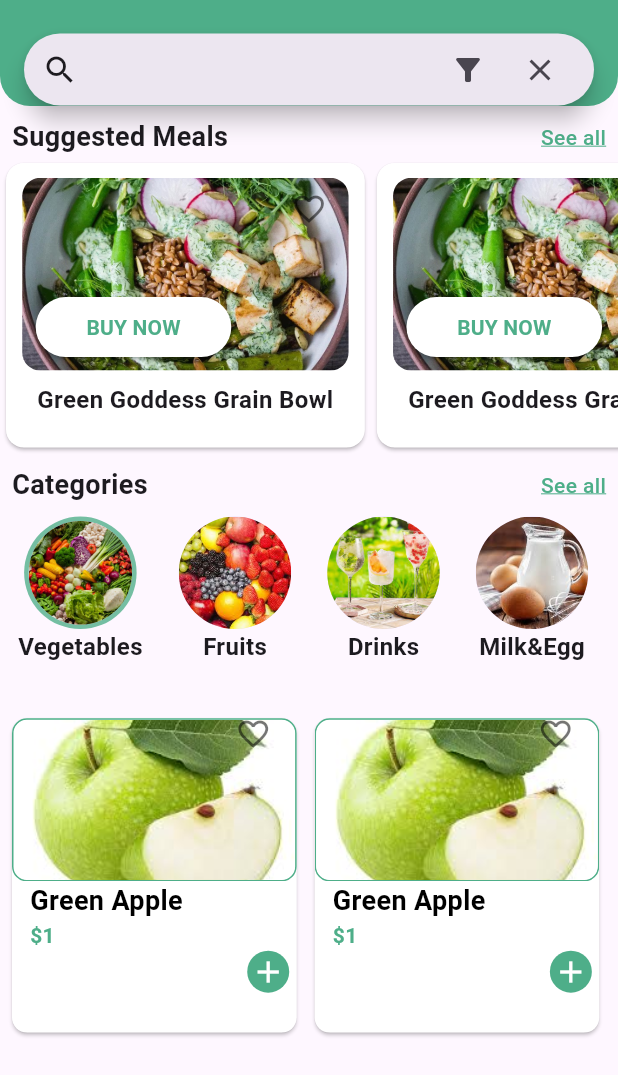
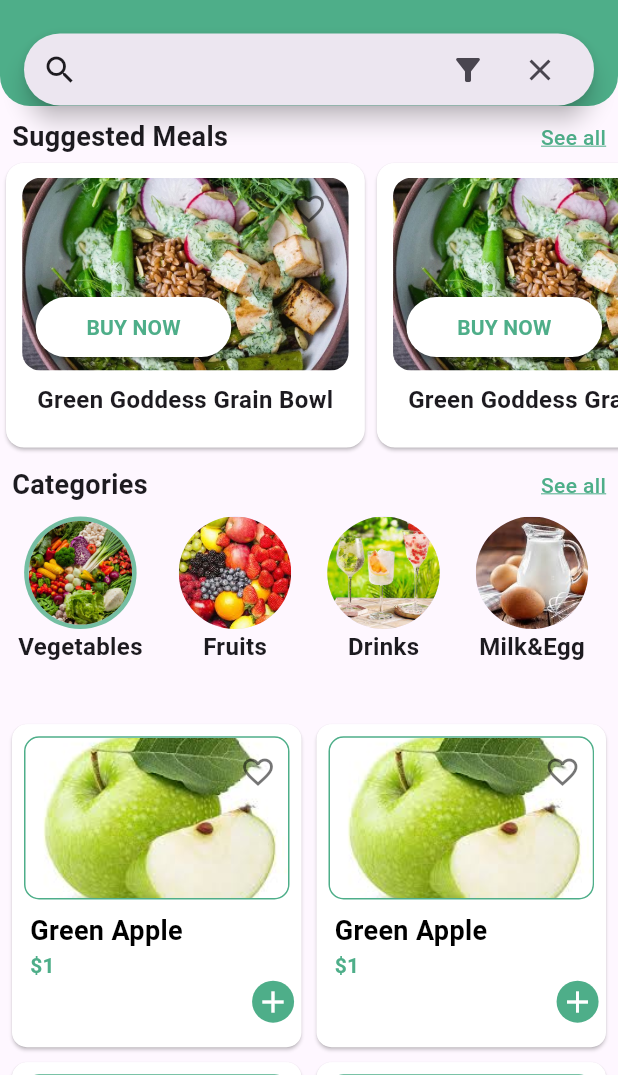
Before and after one commit to KarimaMahmoud626/Meal-Planning-App, a Flutter app: the HomeView screen opened directly, on a phone screen of 412 x 824 dp, the part 161-1236 px from its top. Run offline on Flutter 3.47's test engine with Material 3 defaults, Android fonts, the phone set to English and light mode, and no system bars; our stand-ins replace cloud_firestore, dartz, dots_indicator, firebase_auth, firebase_core, flutter_bloc and 5 more; missing offline and left inert: dart:ffi, flutter_facebook_auth, font_awesome_icon_class; accounts and stored records are empty.

Commit message:
create fetch grocerry items data repo

```diff
--- a/lib/core/widgets/bottom_nav_bar.dart
+++ b/lib/core/widgets/bottom_nav_bar.dart
@@ -63,7 +63,7 @@ class BottomNavContainer extends StatelessWidget {
       ),
       //popAllScreensOnTapOfSelectedTab: true,
       popBehaviorOnSelectedNavBarItemPress: PopBehavior.all,
-      navBarStyle: NavBarStyle.style9,
+      navBarStyle: NavBarStyle.style14,
     );
   }
 }
--- a/lib/core/widgets/rounded_rectangle_image_container.dart
+++ b/lib/core/widgets/rounded_rectangle_image_container.dart
@@ -6,46 +6,45 @@ class RoundedRectangleImageContainer extends StatelessWidget {
   const RoundedRectangleImageContainer({
     super.key,
     this.image,
-    this.height = 11,
-    this.width = 20,
-    this.borderRadius = 10,
-    this.border = true,
+    this.height,
+    this.width,
   });
-
   final String? image;
-  final double height;
-  final double width;
-  final double borderRadius;
-  final bool? border;
-
+  final double? height;
+  final double? width;
   @override
   Widget build(BuildContext context) {
-    final double finalHeight = height * SizeConfig.defaultSize!;
-    final double finalWidth = width * SizeConfig.defaultSize!;
-
-    return Container(
-      height: finalHeight,
-      width: finalWidth,
+    return Padding(
+      padding: const EdgeInsets.all(8),
+      child: Container(
+        height:
+            height != null
+                ? (SizeConfig.defaultSize! * height!)
+                : (SizeConfig.defaultSize! * 11),
+        width:
+            width != null
+                ? (SizeConfig.defaultSize! * width!)
+                : (SizeConfig.defaultSize! * 20),
+        constraints: BoxConstraints(),
         decoration: BoxDecoration(
-        borderRadius: BorderRadius.circular(borderRadius),
-        border:
-            border == true
-                ? Border.all(color: kMainColor)
-                : Border.all(color: Colors.white),
+          color: Colors.transparent,
+          borderRadius: BorderRadius.circular(10),
+          border: Border.all(color: kMainColor),
         ),
         child: ClipRRect(
-        borderRadius: BorderRadius.circular(borderRadius),
-        child:
-            image != null
-                ? Image.asset(
+          borderRadius: BorderRadius.circular(10),
+          child: Image.asset(
             image!,
             fit: BoxFit.cover,
-                  width: finalWidth,
-                  height: finalHeight,
-                )
-                : Container(
-                  color: Colors.grey[300],
-                  child: const Icon(Icons.image_not_supported),
+            width:
+                width != null
+                    ? (SizeConfig.defaultSize! * width!)
+                    : (SizeConfig.defaultSize! * 20),
+            height:
+                height != null
+                    ? (SizeConfig.defaultSize! * height!)
+                    : (SizeConfig.defaultSize! * 11),
+          ),
         ),
       ),
     );
--- a/lib/features/home/domain/models/grocerry_item_model.dart
+++ b/lib/features/home/domain/models/grocerry_item_model.dart
@@ -1,5 +1,6 @@
 import 'dart:ffi';
 
+import 'package:cloud_firestore/cloud_firestore.dart';
 import 'package:meal_planning_app/core/constants.dart';
 
 class GrocerryItemModel {
@@ -19,7 +20,8 @@ class GrocerryItemModel {
     this.description,
   });
 
-  factory GrocerryItemModel.fromJson(data) {
+  factory GrocerryItemModel.fromFirestore(DocumentSnapshot doc) {
+    final data = doc.data() as Map<String, dynamic>;
     return GrocerryItemModel(
       name: data[kName],
       price: data[kPrice],
--- /dev/null
+++ b/lib/features/home/domain/repos/fetch_grocerry_items_repo.dart
@@ -0,0 +1,6 @@
+import 'package:dartz/dartz.dart';
+import 'package:meal_planning_app/features/home/domain/models/grocerry_item_model.dart';
+
+abstract class FetchGrocerryItemsRepo {
+  Future<Either<Exception, List<GrocerryItemModel>>> fetchGrocerryData();
+}
--- a/lib/features/home/presentation/pages/grocerry/widgets/grocerry_item_card.dart
+++ b/lib/features/home/presentation/pages/grocerry/widgets/grocerry_item_card.dart
@@ -11,16 +11,12 @@ class GrocerryItemCard extends StatelessWidget {
 
   @override
   Widget build(BuildContext context) {
-    return Padding(
-      padding: const EdgeInsets.only(left: 4),
-      child: SizedBox(
+    return SizedBox(
       height: SizeConfig.defaultSize! * 22,
       width: SizeConfig.defaultSize! * 20,
       child: Card(
         color: Colors.white,
-          shape: RoundedRectangleBorder(
-            borderRadius: BorderRadius.circular(10),
-          ),
+        shape: RoundedRectangleBorder(borderRadius: BorderRadius.circular(10)),
         child: Column(
           crossAxisAlignment: CrossAxisAlignment.start,
           children: [
@@ -30,7 +26,7 @@ class GrocerryItemCard extends StatelessWidget {
                   image: 'assets/images/green apple.jpeg',
                 ),
                 Positioned(
-                    bottom: SizeConfig.defaultSize! * 7.5,
+                  bottom: SizeConfig.defaultSize! * 7,
                   right: SizeConfig.defaultSize! * 0.5,
                   child: FavouriteIconButton(),
                 ),
@@ -62,7 +58,6 @@ class GrocerryItemCard extends StatelessWidget {
           ],
         ),
       ),
-      ),
     );
   }
 }
--- /dev/null
+++ b/lib/features/home/presentation/pages/grocerry/widgets/grocerry_items_view.dart
@@ -0,0 +1,28 @@
+import 'package:flutter/material.dart';
+import 'package:meal_planning_app/features/home/presentation/pages/grocerry/widgets/grocerry_item_card.dart';
+
+class GrocerryItemsView extends StatelessWidget {
+  const GrocerryItemsView({super.key, required this.itemCount});
+
+  final int itemCount;
+
+  @override
+  Widget build(BuildContext context) {
+    return GridView.builder(
+      scrollDirection: Axis.vertical,
+      padding: const EdgeInsets.all(4),
+      shrinkWrap: true,
+      physics: NeverScrollableScrollPhysics(),
+      gridDelegate: const SliverGridDelegateWithFixedCrossAxisCount(
+        crossAxisCount: 2,
+        mainAxisSpacing: 2,
+        crossAxisSpacing: 2,
+        childAspectRatio: 0.9,
+      ),
+      itemCount: itemCount,
+      itemBuilder: (context, index) {
+        return GrocerryItemCard();
+      },
+    );
+  }
+}
--- a/lib/features/home/presentation/pages/grocerry/widgets/home_view_body.dart
+++ b/lib/features/home/presentation/pages/grocerry/widgets/home_view_body.dart
@@ -1,7 +1,7 @@
 import 'package:flutter/material.dart';
 import 'package:meal_planning_app/core/widgets/text_row.dart';
 import 'package:meal_planning_app/features/home/presentation/pages/grocerry/widgets/grocerry_categories_view.dart';
-import 'package:meal_planning_app/features/home/presentation/pages/grocerry/widgets/grocerry_item_card.dart';
+import 'package:meal_planning_app/features/home/presentation/pages/grocerry/widgets/grocerry_items_view.dart';
 import 'package:meal_planning_app/features/home/presentation/pages/grocerry/widgets/suggested_meals_view.dart';
 
 class HomeViewBody extends StatelessWidget {
@@ -16,7 +16,7 @@ class HomeViewBody extends StatelessWidget {
           SuggestedMealsView(),
           TextRow(title: 'Categories'),
           GrocerryCategoriesView(),
-          Row(children: [GrocerryItemCard(), GrocerryItemCard()]),
+          GrocerryItemsView(itemCount: 4),
         ],
       ),
     );
```
Also changed, not shown: lib/features/home/data/repos/fetch_grocerry_items_repo_impl.dart (added, +23 -0 lines), lib/features/home/presentation/pages/favorites/widgets/favorite_item_card.dart (+12 -6 lines). Lines whose indentation alone changed are shown as unchanged.
